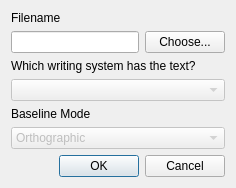
adamb924/Gloss, file importflextextdialog.ui: the form before one commit.
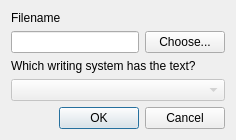
The form after the commit.

Diff of the .ui file:
```diff
--- a/importflextextdialog.ui
+++ b/importflextextdialog.ui
@@ -7,7 +7,7 @@
     <x>0</x>
     <y>0</y>
     <width>236</width>
-    <height>183</height>
+    <height>138</height>
    </rect>
   </property>
   <property name="windowTitle">
@@ -51,30 +51,6 @@
        </property>
       </widget>
      </item>
-     <item>
-      <widget class="QLabel" name="label_3">
-       <property name="text">
-        <string>Baseline Mode</string>
-       </property>
-      </widget>
-     </item>
-     <item>
-      <widget class="QComboBox" name="baselineMode">
-       <property name="enabled">
-        <bool>false</bool>
-       </property>
-       <item>
-        <property name="text">
-         <string>Orthographic</string>
-        </property>
-       </item>
-       <item>
-        <property name="text">
-         <string>Phonetic</string>
-        </property>
-       </item>
-      </widget>
-     </item>
     </layout>
    </item>
    <item>
```
